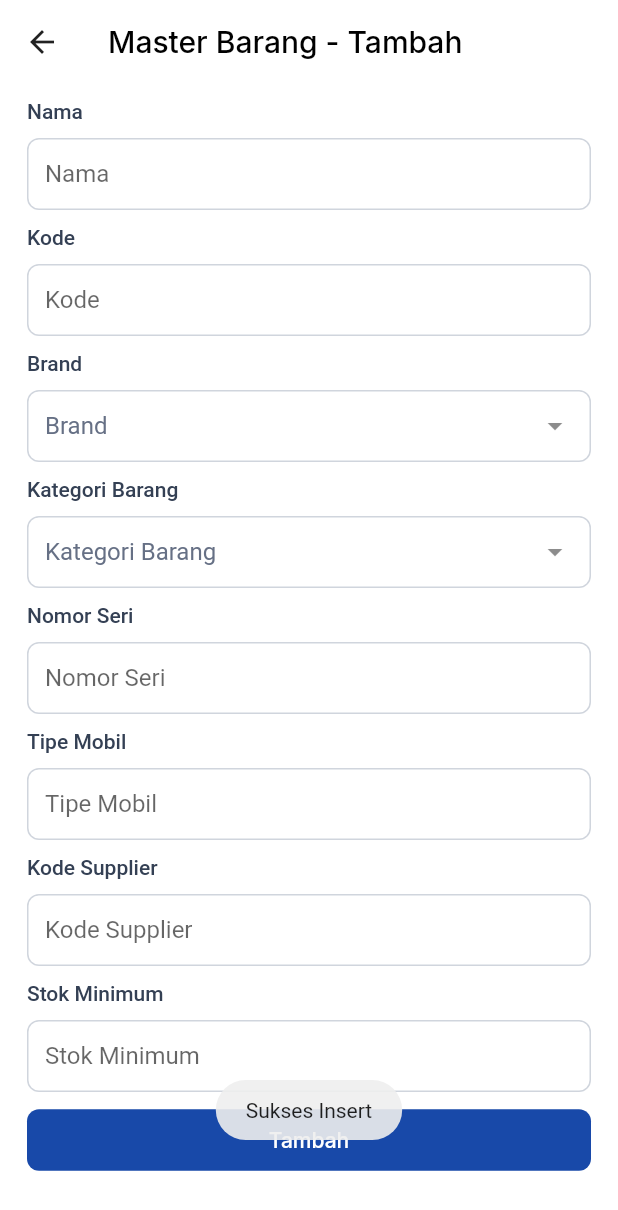
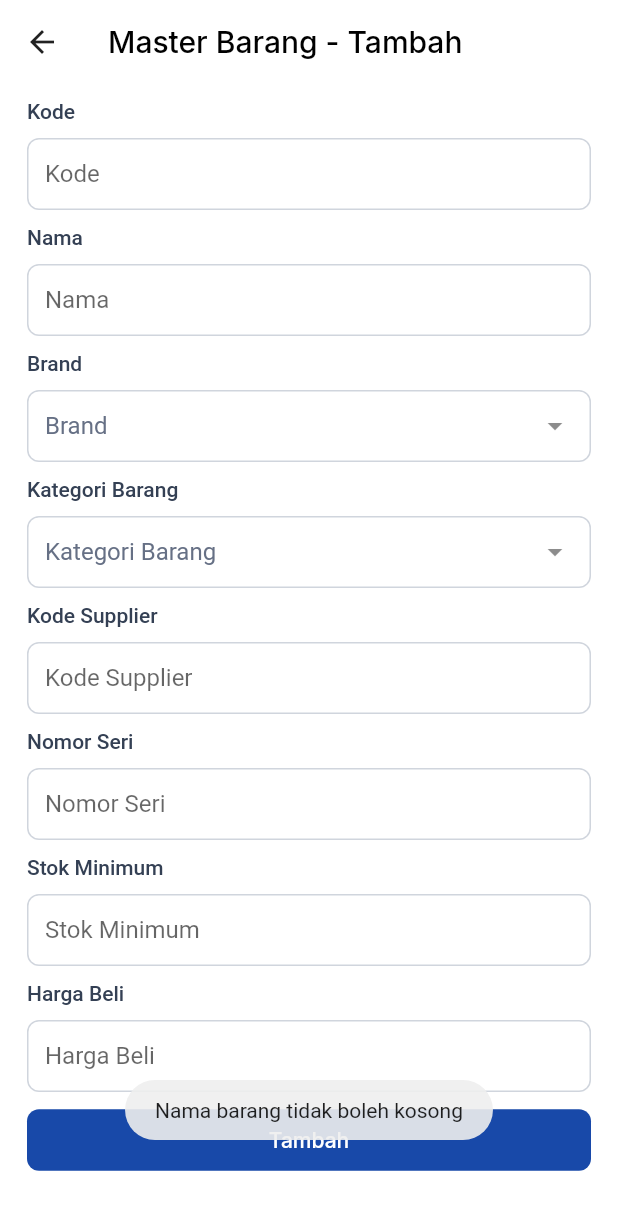
Before and after one commit to iSwirve/project_flutter, a Flutter app: the barang_cru screen opened directly, after a tap on "Tambah", on a phone screen of 412 x 824 dp. Shown: the top 1210 px of the screen. Run offline on Flutter 3.47's test engine with Material 2 defaults, Android fonts, the phone set to English and light mode, and no system bars; drawn by our look-alikes of dropdown_textfield; our stand-ins replace cloud_firestore, firebase_auth, firebase_core, flutter_riverpod, fluttertoast, focused_menu and 1 more; missing offline and left inert: helpers; accounts and stored records are empty.

Commit message:
insert update di barang + fix nampilin barang dan detailnya

```diff
--- a/lib/pages/master/barang_cru.dart
+++ b/lib/pages/master/barang_cru.dart
@@ -12,7 +12,7 @@ import 'package:flutter/material.dart';
 
 class barang_cru extends StatefulWidget {
   final edit;
-  int? index;
+  final index;
 
   barang_cru({super.key, this.edit, this.index});
 
@@ -39,64 +39,39 @@ class _barang_cruState extends State<barang_cru> {
   TextEditingController keterangan = TextEditingController();
   Map<dynamic, dynamic> BrandData = {};
   Map<dynamic, dynamic> KategoriData = {};
-  var listBrand = [];
   var title = "Tambah";
-
-  // getdata() async {
-  // try {
-  //   BrandData.clear();
-  //   KategoriData.clear();
-
-  //   dynbrand["data"].forEach((element) {
-  //     BrandData[element["id"]] = '${element["name"]}';
-  //   });
-  //   dynkategori["data"].forEach((element) {
-  //     KategoriData[element["id"]] = '${element["name"]}';
-  //   });
-
-  //   if (title == "Edit") {
-  //     var id = widget.index;
-  //     var response = await ApiHelper.get(url.barang + '/$id');
-  //     return response["data"];
-  //   }
-  // } catch (e) {
-  //   return [];
-  // }
-  // }
 
   CollectionReference _collectionRef =
       FirebaseFirestore.instance.collection('Brand');
   CollectionReference _collectionRef2 =
-  FirebaseFirestore.instance.collection('Kategori');
+      FirebaseFirestore.instance.collection('Kategori');
+  CollectionReference _collectionRef3 =
+      FirebaseFirestore.instance.collection('Barang');
 
   getdata() async {
     QuerySnapshot querySnapshot = await _collectionRef.get();
     QuerySnapshot querySnapshot2 = await _collectionRef2.get();
+    QuerySnapshot querySnapshot3 = await _collectionRef3.get();
 
-    // Get data from docs and convert map to List
-    // print(querySnapshot.docs[0].toString());
-    final allData = querySnapshot.docs.map((doc) => doc.data()).toList();
-    // print(allData);
-    // print(querySnapshot.docs[0].id);
+    final allData = querySnapshot3.docs.map((doc) => doc.data()).toList();
     var ctr = 0;
-    print(querySnapshot.docs[0]["name"]);
 
     querySnapshot.docs.forEach((element) {
-
       BrandData[element.id] = querySnapshot.docs[ctr]["name"].toString();
       ctr++;
     });
-ctr = 0;
+    ctr = 0;
     querySnapshot2.docs.forEach((element) {
-
       KategoriData[element.id] = querySnapshot2.docs[ctr]["name"].toString();
       ctr++;
     });
-    // Map<String, dynamic>.from(querySnapshot.value as Map);
-    // print(allData[0].runtimeType);
-
 
     return allData;
+  }
+
+  getId(int index) async {
+    QuerySnapshot querySnapshot = await _collectionRef3.get();
+    return querySnapshot.docs[index].id;
   }
 
   @override
@@ -161,22 +136,23 @@ ctr = 0;
                     }
                   } else {
                     if (title == "Edit") {
-                      nama.text = snapshot.data["name"] ?? '-';
-                      kode.text = snapshot.data["code"] ?? '-';
+                      nama.text =
+                          snapshot.data[widget.index]["nama_barang"] ?? '-';
+                      kode.text =
+                          snapshot.data[widget.index]["kode_barang"] ?? '-';
                       kode_supplier.text =
-                          snapshot.data["supplier_code"] ?? '-';
+                          snapshot.data[widget.index]["kode_supplier"] ?? '-';
                       stok_minimum.text =
-                          (snapshot.data["min_stock"] ?? 0).toString();
-                      satuan.text = snapshot.data["unit"] ?? "-";
-                      isi_per_karton.text =
-                          (snapshot.data["box_qty"] ?? 0).toString();
-                      print(isi_per_karton.toString());
-                      satuan_karton.text = snapshot.data["box_unit"] ?? "-";
+                          (snapshot.data[widget.index]["stok_minimum"] ?? 0)
+                              .toString();
                       harga_beli.text =
-                          (snapshot.data["purchase_price"] ?? 0).toString();
+                          (snapshot.data[widget.index]["harga_beli"] ?? 0)
+                              .toString();
                       harga_jual.text =
-                          (snapshot.data["sales_price"] ?? 0).toString();
-                      keterangan.text = snapshot.data["notes"] ?? "-";
+                          (snapshot.data[widget.index]["harga_jual"] ?? 0)
+                              .toString();
+                      keterangan.text =
+                          snapshot.data[widget.index]["keterangan"] ?? "-";
                     }
                   }
                   return SingleChildScrollView(
@@ -185,14 +161,14 @@ ctr = 0;
                         crossAxisAlignment: CrossAxisAlignment.start,
                         children: [
                           CustomTextField(
+                            text_controller: kode,
+                            hintText: "Kode",
+                            title: "Kode",
+                          ),
+                          CustomTextField(
                             text_controller: nama,
                             hintText: "Nama",
                             title: "Nama",
-                          ),
-                          CustomTextField(
-                            text_controller: kode,
-                            hintText: "Kode",
-                            title: "Kode",
                           ),
                           CustomDropdown(
                             title: "Brand",
@@ -216,29 +192,19 @@ ctr = 0;
                             ),
                           ),
                           CustomTextField(
+                            text_controller: kode_supplier,
+                            hintText: "Kode Supplier",
+                            title: "Kode Supplier",
+                          ),
+                          CustomTextField(
                             text_controller: nomor_seri,
                             hintText: "Nomor Seri",
                             title: "Nomor Seri",
                           ),
                           CustomTextField(
-                            text_controller: tipe_mobil,
-                            hintText: "Tipe Mobil",
-                            title: "Tipe Mobil",
-                          ),
-                          CustomTextField(
-                            text_controller: kode_supplier,
-                            hintText: "Kode Supplier",
-                            title: "Kode Supplier",
-                          ),
-                          CustomTextField(
                             text_controller: stok_minimum,
                             hintText: "Stok Minimum",
                             title: "Stok Minimum",
-                          ),
-                          CustomTextField(
-                            text_controller: satuan,
-                            hintText: "Satuan",
-                            title: "Satuan",
                           ),
                           CustomTextField(
                             text_controller: harga_beli,
@@ -266,41 +232,31 @@ ctr = 0;
             CustomButton(
               text: title,
               onPressed: () async {
-                int boxqty = 0,
-                    purchase_price = 0,
-                    sales_price = 0,
-                    min_stok = 0;
-                try {
-                  boxqty = int.parse(isi_per_karton.text.toString());
-                  purchase_price = int.parse(harga_beli.text.toString());
-                  sales_price = int.parse(harga_jual.text.toString());
-                  min_stok = int.parse(stok_minimum.text.toString());
-                } catch (e) {
-                  print(e.toString());
-                }
-                Map<dynamic, dynamic>? body;
+                Map<String, String>? body;
                 body = {
-                  'brand_id': int.tryParse(
-                    brand!.dropDownValue!.value.toString(),
-                  ),
-                  'product_category_id': int.tryParse(
-                    kategori_barang!.dropDownValue!.value.toString(),
-                  ),
-                  'code': kode.text.toString(),
-                  'name': nama.text.toString(),
-                  'unit': satuan.text.toString(),
-                  'box_qty': boxqty,
-                  'box_unit': satuan_karton.text.toString(),
-                  'purchase_price': purchase_price,
-                  'sales_price': sales_price,
-                  'supplier_code': kode_supplier.text.toString(),
-                  'notes': keterangan.text.toString(),
-                  'min_stock': min_stok,
+                  'brand': brand!.dropDownValue!.value.toString(),
+                  'kategori_barang':
+                      kategori_barang!.dropDownValue!.value.toString(),
+                  'kode_barang': kode.text.toString(),
+                  'nama_barang': nama.text.toString(),
+                  'harga_beli': harga_beli.text.toString(),
+                  'harga_jual': harga_jual.text.toString(),
+                  'kode_supplier': kode_supplier.text.toString(),
+                  'keterangan': keterangan.text.toString(),
+                  'stok_minimum': stok_minimum.text.toString(),
                 };
 
                 if (title == "Tambah") {
-                  Fluttertoast.showToast(msg: "Sukses Insert");
+                  if (nama.text.isEmpty)
+                    Fluttertoast.showToast(
+                        msg: "Nama barang tidak boleh kosong");
+                  else {
+                    Fluttertoast.showToast(msg: "Sukses Insert");
+                    await _collectionRef3.add(body);
+                  }
                 } else {
+                  var id = await getId(widget.index);
+                  await _collectionRef3.doc(id).update(body);
                   Fluttertoast.showToast(msg: "Sukses update");
                 }
               },
--- a/lib/pages/master/brand.dart
+++ b/lib/pages/master/brand.dart
@@ -18,8 +18,6 @@ class _brandState extends State<brand> {
   CollectionReference _collectionRef = FirebaseFirestore.instance.collection('Brand');
   getdata() async {
     QuerySnapshot querySnapshot = await _collectionRef.get();
-
-    // Get data from docs and convert map to List
     final allData = querySnapshot.docs.map((doc) => doc.data()).toList();
     print(allData);
     print(querySnapshot.docs[0].id);
@@ -113,9 +111,9 @@ class _brandState extends State<brand> {
                       itemCount: snapshot.data.length,
                       itemBuilder: (BuildContext context, int index) {
                         var name = snapshot.data[index]["name"].toString();
+                        var ava = name.toString().substring(0, 1).toUpperCase();
                         // var id = snapshot.data.;
                         print("hi " + name);
-                        var ava = name.toString()[0];
                         return GestureDetector(
                           onTap: () async {
                             Navigator.push(
--- a/lib/pages/master/brand_cru.dart
+++ b/lib/pages/master/brand_cru.dart
@@ -113,7 +113,6 @@ class _brand_cruState extends State<brand_cru> {
                 if (title == "Tambah") {
                   if (nama.text.toString().isNotEmpty ?? true) {
                     FirebaseFirestore.instance.collection('Brand').add(body);
-
                     Fluttertoast.showToast(msg: "Success Tambah");
                   }
                   else{
```
Also changed, not shown: lib/components/custom_text.dart (added, +27 -0 lines), lib/pages/master/barang.dart (+21 -7 lines), lib/pages/master/barang_detail.dart (+106 -123 lines), lib/pages/master/supplier.dart (+37 -27 lines).
